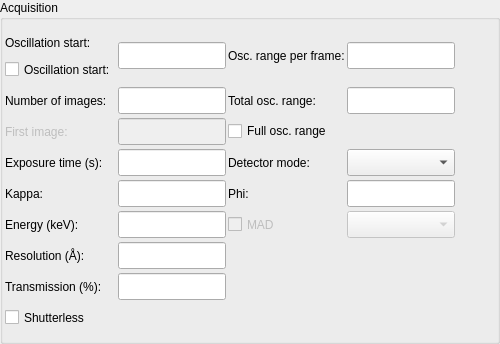
Old version of the form gui/ui_files/acquisition_widget_vertical_layout.ui in the repository mxcube/mxcubeqt.
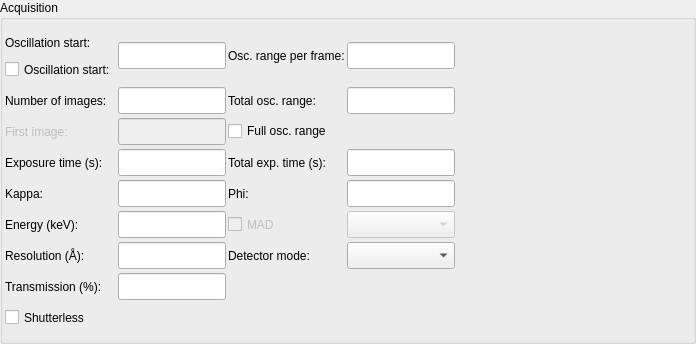
New version of the form.

The edit to the form file:
```diff
--- a/gui/ui_files/acquisition_widget_vertical_layout.ui
+++ b/gui/ui_files/acquisition_widget_vertical_layout.ui
@@ -6,7 +6,7 @@
    <rect>
     <x>0</x>
     <y>0</y>
-    <width>500</width>
+    <width>696</width>
     <height>344</height>
    </rect>
   </property>
@@ -313,59 +313,6 @@
           </property>
          </widget>
         </item>
-        <item row="3" column="3">
-         <widget class="QLabel" name="detector_roi_mode_label">
-          <property name="enabled">
-           <bool>true</bool>
-          </property>
-          <property name="sizePolicy">
-           <sizepolicy hsizetype="Fixed" vsizetype="Preferred">
-            <horstretch>0</horstretch>
-            <verstretch>0</verstretch>
-           </sizepolicy>
-          </property>
-          <property name="minimumSize">
-           <size>
-            <width>0</width>
-            <height>27</height>
-           </size>
-          </property>
-          <property name="maximumSize">
-           <size>
-            <width>1200</width>
-            <height>27</height>
-           </size>
-          </property>
-          <property name="text">
-           <string>Detector mode:</string>
-          </property>
-          <property name="wordWrap">
-           <bool>false</bool>
-          </property>
-         </widget>
-        </item>
-        <item row="3" column="4">
-         <widget class="QComboBox" name="detector_roi_mode_combo">
-          <property name="enabled">
-           <bool>true</bool>
-          </property>
-          <property name="minimumSize">
-           <size>
-            <width>50</width>
-            <height>27</height>
-           </size>
-          </property>
-          <property name="maximumSize">
-           <size>
-            <width>120</width>
-            <height>27</height>
-           </size>
-          </property>
-          <property name="toolTip">
-           <string>Select necesaary detector mode</string>
-          </property>
-         </widget>
-        </item>
         <item row="4" column="4">
          <widget class="QLineEdit" name="kappa_phi_ledit">
           <property name="minimumSize">
@@ -673,6 +620,82 @@
           </item>
          </layout>
         </item>
+        <item row="6" column="3">
+         <widget class="QLabel" name="detector_roi_mode_label">
+          <property name="enabled">
+           <bool>true</bool>
+          </property>
+          <property name="sizePolicy">
+           <sizepolicy hsizetype="Fixed" vsizetype="Preferred">
+            <horstretch>0</horstretch>
+            <verstretch>0</verstretch>
+           </sizepolicy>
+          </property>
+          <property name="minimumSize">
+           <size>
+            <width>0</width>
+            <height>27</height>
+           </size>
+          </property>
+          <property name="maximumSize">
+           <size>
+            <width>1200</width>
+            <height>27</height>
+           </size>
+          </property>
+          <property name="text">
+           <string>Detector mode:</string>
+          </property>
+          <property name="wordWrap">
+           <bool>false</bool>
+          </property>
+         </widget>
+        </item>
+        <item row="6" column="4">
+         <widget class="QComboBox" name="detector_roi_mode_combo">
+          <property name="enabled">
+           <bool>true</bool>
+          </property>
+          <property name="minimumSize">
+           <size>
+            <width>50</width>
+            <height>27</height>
+           </size>
+          </property>
+          <property name="maximumSize">
+           <size>
+            <width>120</width>
+            <height>27</height>
+           </size>
+          </property>
+          <property name="toolTip">
+           <string>Select necesaary detector mode</string>
+          </property>
+         </widget>
+        </item>
+        <item row="3" column="3">
+         <widget class="QLabel" name="total_exp_time_label">
+          <property name="text">
+           <string>Total exp. time (s):</string>
+          </property>
+         </widget>
+        </item>
+        <item row="3" column="4">
+         <widget class="QLineEdit" name="exp_time_total_ledit">
+          <property name="minimumSize">
+           <size>
+            <width>50</width>
+            <height>27</height>
+           </size>
+          </property>
+          <property name="maximumSize">
+           <size>
+            <width>120</width>
+            <height>27</height>
+           </size>
+          </property>
+         </widget>
+        </item>
        </layout>
       </item>
       <item row="0" column="1">
```
